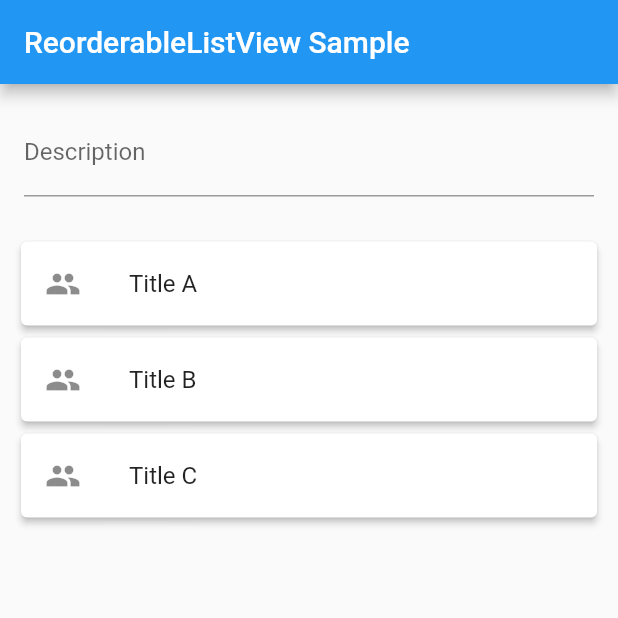
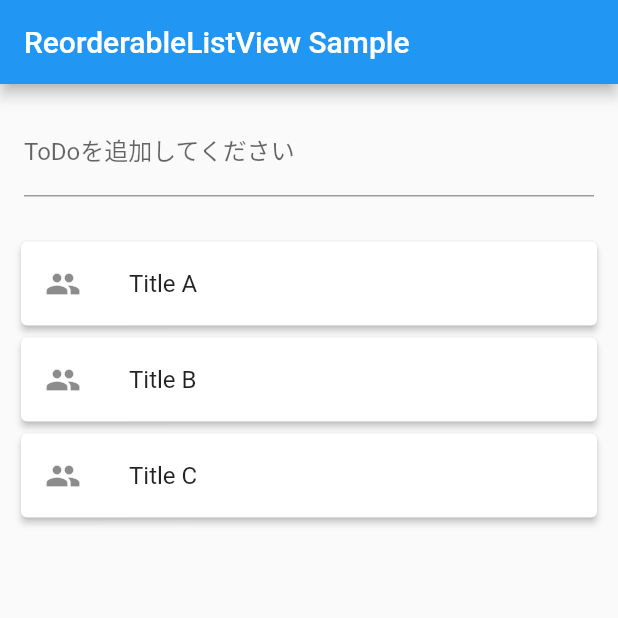
Before and after one commit to kazumaz/todo_app, a Flutter app: the screen it shows after launch, on a phone screen of 412 x 824 dp, the top half of it. Run offline on Flutter 3.47's test engine with Material 2 defaults, Android fonts, the phone set to English and light mode, and no system bars.

Commit message:
入力欄微修正

```diff
--- a/lib/main.dart
+++ b/lib/main.dart
@@ -57,14 +57,15 @@ class _MyHomePageState extends State<MyHomePage> {
               child:
               TextField(
                 decoration: InputDecoration(
-                    labelText: "Description",
-                    hintText: "ex) read one book about Flutter"),
+                    labelText: "ToDoを追加してください",
+                    // hintText: "ToDoを追加してください"
+                    ),
                 keyboardType: TextInputType.multiline,
                 maxLines: null,
                 controller: myTextController,
               ),
             ) ,
-            // Expanded or Flexivle を付与しないとエラーになる。
+            // Expanded or Flexivle を付与しないとエラーにな  る。
             // [https://github.com/flutter/flutter/issues/17036]
 
             Flexible(
```
